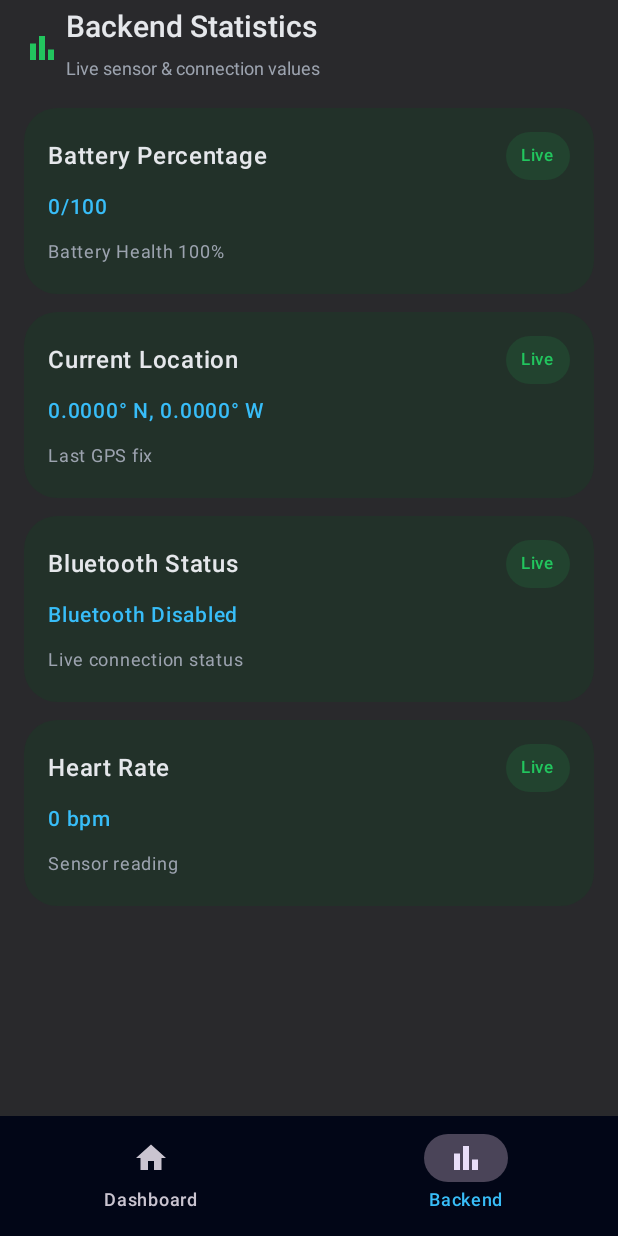
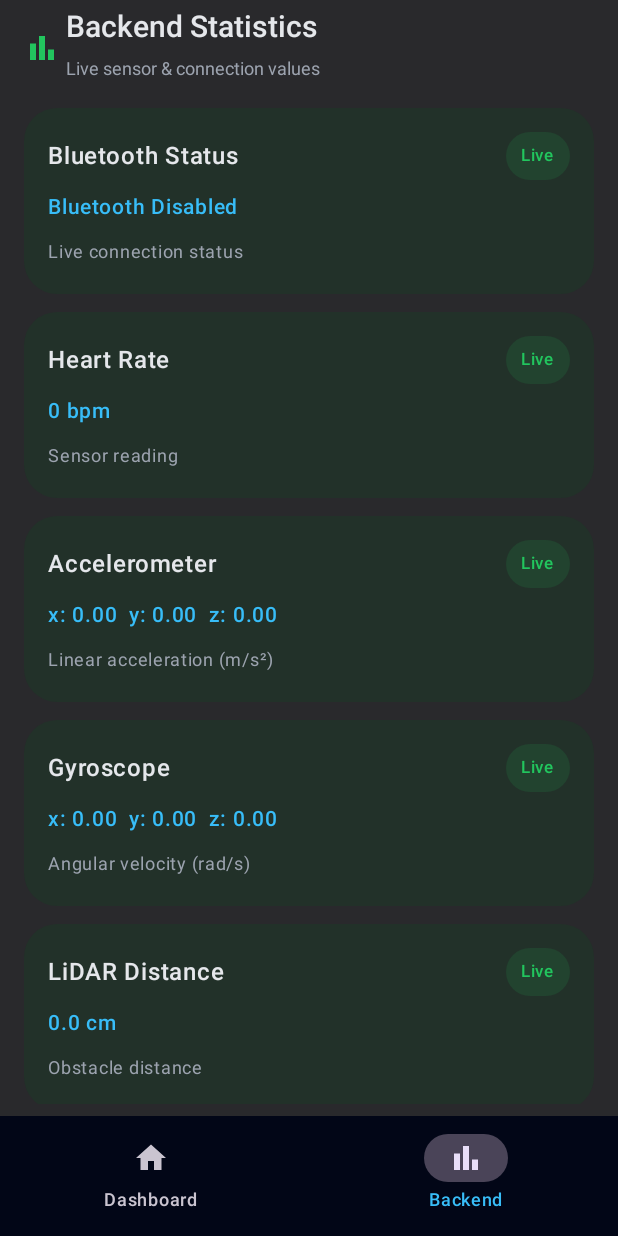
Before and after one commit to SenseWay-CA/PathPal-Mobile, an Android app built with Jetpack Compose: the screen it shows after launch (MainActivity), item 2 of the bottom bar chosen, on a phone screen of 412 x 824 dp. Run offline under Robolectric (Android 15) with nearby library versions, the phone set to English and light mode, and no system bars; libraries missing offline, so code that uses them is left out: org.osmdroid.config, org.osmdroid.tileprovider, org.osmdroid.util, org.osmdroid.views; pictures from the network do not load.

Commit message:
added live gps

```diff
--- a/app/build.gradle.kts
+++ b/app/build.gradle.kts
@@ -43,6 +43,10 @@ android {
 }
 
 dependencies {
+
+    // --- NEW: Google Play Services Location ---
+    implementation("com.google.android.gms:play-services-location:21.0.1")
+
     // Retrofit for API calls
     implementation("com.squareup.retrofit2:retrofit:2.11.0")
     implementation("com.squareup.retrofit2:converter-gson:2.9.0")
--- a/app/src/main/AndroidManifest.xml
+++ b/app/src/main/AndroidManifest.xml
@@ -9,6 +9,9 @@
     <uses-permission android:name="android.permission.BLUETOOTH_ADMIN" />
     <uses-permission android:name="android.permission.BLUETOOTH_CONNECT" />
     <uses-permission android:name="android.permission.BLUETOOTH_SCAN" />
+
+    <uses-permission android:name="android.permission.ACCESS_COARSE_LOCATION" />
+    <uses-permission android:name="android.permission.ACCESS_FINE_LOCATION" />
 
 
     <application
--- a/app/src/main/java/ca/senseway/pathpaldemo/MainActivity.kt
+++ b/app/src/main/java/ca/senseway/pathpaldemo/MainActivity.kt
@@ -2,12 +2,17 @@
 
 package ca.senseway.pathpaldemo
 
+import android.Manifest
 import android.bluetooth.BluetoothManager
 import android.content.Context
+import android.content.pm.PackageManager
 import android.os.Bundle
+import android.os.Looper
 import android.util.Log
 import androidx.activity.ComponentActivity
+import androidx.activity.compose.rememberLauncherForActivityResult
 import androidx.activity.compose.setContent
+import androidx.activity.result.contract.ActivityResultContracts
 import androidx.compose.foundation.background
 import androidx.compose.foundation.layout.*
 import androidx.compose.foundation.lazy.LazyColumn
@@ -28,10 +33,12 @@ import androidx.compose.ui.text.style.TextOverflow
 import androidx.compose.ui.unit.dp
 import androidx.compose.ui.unit.sp
 import androidx.compose.ui.viewinterop.AndroidView
+import androidx.core.app.ActivityCompat
 import androidx.lifecycle.ViewModel
 import androidx.lifecycle.ViewModelProvider
 import androidx.lifecycle.viewmodel.compose.viewModel
 import androidx.lifecycle.viewModelScope
+import com.google.android.gms.location.*
 import kotlinx.coroutines.delay
 import kotlinx.coroutines.launch
 import org.osmdroid.config.Configuration
@@ -68,7 +75,6 @@ object ApiClient {
 }
 
 // ---------------- VIEW MODEL FACTORY ----------------
-// This allows us to pass the 'Context' into the ViewModel
 class DashboardViewModelFactory(private val context: Context) : ViewModelProvider.Factory {
     override fun <T : ViewModel> create(modelClass: Class<T>): T {
         if (modelClass.isAssignableFrom(DashboardViewModel::class.java)) {
@@ -79,7 +85,7 @@ class DashboardViewModelFactory(private val context: Context) : ViewModelProvide
     }
 }
 
-class DashboardViewModel(context: Context) : ViewModel() {
+class DashboardViewModel(private val context: Context) : ViewModel() {
     var battery by mutableStateOf(0)
         private set
 
@@ -95,11 +101,33 @@ class DashboardViewModel(context: Context) : ViewModel() {
     var connectionState by mutableStateOf("Disconnected")
         private set
 
+    // --- SENSOR DATA ---
+    var accelerometer by mutableStateOf(listOf(0.0, 0.0, 0.0))
+        private set
+
+    var gyroscope by mutableStateOf(listOf(0.0, 0.0, 0.0))
+        private set
+
+    var lidarDistance by mutableStateOf(0.0)
+        private set
+    // -----------------------
+
     val userId = "c1987b12-3ffe-432a-ac13-4b06264409ed"
 
     // Bluetooth Service Initialization
     private val btAdapter = (context.getSystemService(Context.BLUETOOTH_SERVICE) as BluetoothManager).adapter
     private val bluetoothService = BluetoothService(btAdapter)
+
+    // GPS Initialization
+    private val fusedLocationClient: FusedLocationProviderClient = LocationServices.getFusedLocationProviderClient(context)
+    private val locationCallback = object : LocationCallback() {
+        override fun onLocationResult(locationResult: LocationResult) {
+            for (location in locationResult.locations) {
+                latitude = location.latitude
+                longitude = location.longitude
+            }
+        }
+    }
 
     // *** REPLACE THIS WITH YOUR PI'S ACTUAL MAC ADDRESS ***
     private val PI_MAC_ADDRESS = "B8:27:EB:7D:E7:FE"
@@ -109,8 +137,11 @@ class DashboardViewModel(context: Context) : ViewModel() {
         viewModelScope.launch {
             bluetoothService.sensorData.collect { data ->
                 if (data.bpm > 0) heartRate = data.bpm
-                // Map other sensor fields if needed:
-                // val distance = data.dist_cm
+
+                // Update new sensor states
+                accelerometer = data.accel
+                gyroscope = data.gyro
+                lidarDistance = data.dist_cm
             }
         }
 
@@ -124,12 +155,32 @@ class DashboardViewModel(context: Context) : ViewModel() {
         // 3. Attempt connection
         connectBluetooth()
 
-        // 4. Start Web API Polling (for GPS/Battery backup)
+        // 4. Start Server Polling (Only for Battery now)
         startPolling()
     }
 
     fun connectBluetooth() {
         bluetoothService.connectToPi(PI_MAC_ADDRESS)
+    }
+
+    fun startLocationUpdates() {
+        if (ActivityCompat.checkSelfPermission(
+                context,
+                Manifest.permission.ACCESS_FINE_LOCATION
+            ) != PackageManager.PERMISSION_GRANTED && ActivityCompat.checkSelfPermission(
+                context,
+                Manifest.permission.ACCESS_COARSE_LOCATION
+            ) != PackageManager.PERMISSION_GRANTED
+        ) {
+            return
+        }
+
+        val locationRequest = LocationRequest.Builder(Priority.PRIORITY_HIGH_ACCURACY, 5000)
+            .setWaitForAccurateLocation(false)
+            .setMinUpdateIntervalMillis(2000)
+            .build()
+
+        fusedLocationClient.requestLocationUpdates(locationRequest, locationCallback, Looper.getMainLooper())
     }
 
     private fun startPolling() {
@@ -138,20 +189,21 @@ class DashboardViewModel(context: Context) : ViewModel() {
                 try {
                     val status = ApiClient.api.getStatus(userId)
                     battery = status.battery
-                    // Only overwrite HR from web if we aren't getting it from BT?
-                    // Or just let web data be a backup.
-                    if (heartRate == 0) {
-                        heartRate = status.heart_rate ?: 0
-                    }
 
-                    status.latitude?.let { latitude = it }
-                    status.longitude?.let { longitude = it }
+                    // We no longer fetch lat/long from server
+                    // status.latitude?.let { latitude = it }
+                    // status.longitude?.let { longitude = it }
                 } catch (e: Exception) {
                     Log.e("DashboardVM", "Failed to fetch status", e)
                 }
                 delay(3000)
             }
         }
+    }
+
+    override fun onCleared() {
+        super.onCleared()
+        fusedLocationClient.removeLocationUpdates(locationCallback)
     }
 }
 
@@ -188,22 +240,24 @@ fun LiveMap(latitude: Double, longitude: Double) {
                     MapView(ctx).apply {
                         setTileSource(TileSourceFactory.MAPNIK)
                         setMultiTouchControls(true)
-                        controller.setZoom(15.0)
+                        controller.setZoom(18.0) // Zoomed in closer for GPS tracking
                         controller.setCenter(GeoPoint(latitude, longitude))
 
                         val marker = Marker(this)
                         marker.position = GeoPoint(latitude, longitude)
                         marker.setAnchor(Marker.ANCHOR_CENTER, Marker.ANCHOR_BOTTOM)
                         marker.title = "Current Location"
+                        marker.icon = ctx.getDrawable(org.osmdroid.library.R.drawable.person) // Optional: specific icon
                         overlays.add(marker)
                     }
                 },
                 update = { mapView ->
-                    mapView.controller.setCenter(GeoPoint(latitude, longitude))
+                    mapView.controller.animateTo(GeoPoint(latitude, longitude))
                     if (mapView.overlays.isNotEmpty()) {
                         val marker = mapView.overlays[0] as? Marker
                         marker?.position = GeoPoint(latitude, longitude)
                     }
+                    mapView.invalidate() // Force refresh
                 }
             )
         } else {
@@ -211,7 +265,7 @@ fun LiveMap(latitude: Double, longitude: Double) {
                 modifier = Modifier.fillMaxSize(),
                 contentAlignment = Alignment.Center
             ) {
-                Text("Fetching location...", color = Color(0xFF9CA3AF))
+                Text("Waiting for GPS...", color = Color(0xFF9CA3AF))
             }
         }
     }
@@ -288,11 +342,34 @@ fun SenseWayApp() {
 
 @Composable
 fun DashboardScreen(
-    // We use the Factory here to inject the Context
     viewModel: DashboardViewModel = viewModel(
         factory = DashboardViewModelFactory(LocalContext.current.applicationContext)
     )
 ) {
+    // --- PERMISSION HANDLING ---
+    val permissionLauncher = rememberLauncherForActivityResult(
+        contract = ActivityResultContracts.RequestMultiplePermissions(),
+        onResult = { permissions ->
+            if (permissions[Manifest.permission.ACCESS_FINE_LOCATION] == true ||
+                permissions[Manifest.permission.ACCESS_COARSE_LOCATION] == true
+            ) {
+                viewModel.startLocationUpdates()
+            }
+        }
+    )
+
+    LaunchedEffect(Unit) {
+        permissionLauncher.launch(
+            arrayOf(
+                Manifest.permission.ACCESS_FINE_LOCATION,
+                Manifest.permission.ACCESS_COARSE_LOCATION
+            )
+        )
+        // Attempt start in case already granted
+        viewModel.startLocationUpdates()
+    }
+    // --------------------------
+
     Column(
         modifier = Modifier
             .fillMaxSize()
@@ -318,7 +395,7 @@ fun DashboardScreen(
             }
             Column(modifier = Modifier.weight(1f)) {
                 Text("Welcome", fontSize = 14.sp, color = Color(0xFF9CA3AF))
-                Text(viewModel.userId, fontSize = 20.sp, fontWeight = FontWeight.SemiBold)
+                Text("John Doe", fontSize = 20.sp, fontWeight = FontWeight.SemiBold)
             }
             AssistChip(
                 onClick = { },
@@ -501,11 +578,39 @@ fun BackendStatsScreen(
         factory = DashboardViewModelFactory(LocalContext.current.applicationContext)
     )
 ) {
+    // Helper to format list of doubles
+    fun formatVector(vec: List<Double>): String {
+        return if (vec.size >= 3) {
+            "x: %.2f  y: %.2f  z: %.2f".format(vec[0], vec[1], vec[2])
+        } else {
+            "Loading..."
+        }
+    }
+
     val sampleStats = listOf(
-        BackendStat("Battery Percentage", "${viewModel.battery}/100", "Battery Health 100%"),
-        BackendStat("Current Location", "${String.format("%.4f", viewModel.latitude)}° N, ${String.format("%.4f", viewModel.longitude)}° W", "Last GPS fix"),
         BackendStat("Bluetooth Status", viewModel.connectionState, "Live connection status"),
-        BackendStat("Heart Rate", "${viewModel.heartRate} bpm", "Sensor reading")
+        BackendStat("Heart Rate", "${viewModel.heartRate} bpm", "Sensor reading"),
+
+        // --- NEW CARDS ---
+        BackendStat(
+            "Accelerometer",
+            formatVector(viewModel.accelerometer),
+            "Linear acceleration (m/s²)"
+        ),
+        BackendStat(
+            "Gyroscope",
+            formatVector(viewModel.gyroscope),
+            "Angular velocity (rad/s)"
+        ),
+        BackendStat(
+            "LiDAR Distance",
+            "%.1f cm".format(viewModel.lidarDistance),
+            "Obstacle distance"
+        ),
+        // -----------------
+
+        BackendStat("Battery Percentage", "${viewModel.battery}%", "Battery Health 100%"),
+        BackendStat("Current Location", "${String.format("%.4f", viewModel.latitude)}° N, ${String.format("%.4f", viewModel.longitude)}° W", "GPS")
     )
 
     Column(modifier = Modifier.fillMaxSize().background(DarkBackground)) {
```
